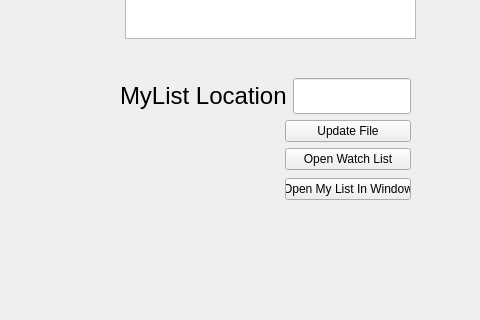
donpaul999/Assignments_UBB, file Semester 2/OOP/Lab 12 final/Lab12/Lab12.ui: the form before one commit; both pictures show x 405 to 885 and y 252 to 572 of the 885 by 713 pixel window.
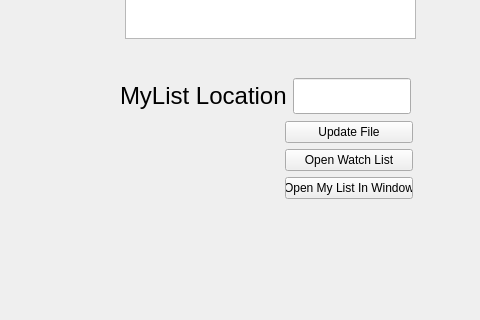
The form after the commit.

```diff
--- a/Semester 2/OOP/Lab 12 final/Lab12/Lab12.ui
+++ b/Semester 2/OOP/Lab 12 final/Lab12/Lab12.ui
@@ -302,7 +302,7 @@
      <rect>
       <x>690</x>
       <y>370</y>
-      <width>126</width>
+      <width>128</width>
       <height>85</height>
      </rect>
     </property>
@@ -323,14 +323,14 @@
          </property>
         </widget>
        </item>
-      </layout>
-     </item>
      <item>
       <widget class="QPushButton" name="openMyListButton">
        <property name="text">
         <string>Open My List In Window</string>
        </property>
       </widget>
+       </item>
+      </layout>
      </item>
     </layout>
    </widget>
```
Lines whose indentation alone changed are shown as unchanged.
